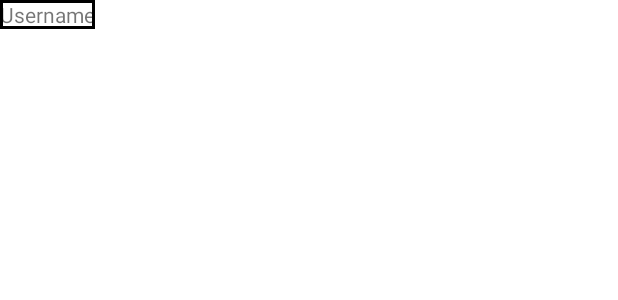
After one commit to ruipinto2001/Project-PDM, an Android app: the layout layout_message.xml on its own in the app's theme, with its tools: preview values and no code run, on a phone screen of 412 x 824 dp. The commit adds this screen. Shown: the top 300 px of the screen. Run offline under Robolectric (Android 15) with nearby library versions, the phone set to English and light mode, and no system bars.

Commit message:
Send messages to DB done, message layout XML started

```diff
--- a/Sermo/app/src/main/java/pt/ipca/sermo/models/Message.kt
+++ b/Sermo/app/src/main/java/pt/ipca/sermo/models/Message.kt
@@ -1,8 +1,7 @@
 package pt.ipca.sermo.models
 
-class Message(chatId: String, content: String, timestamp: String)
+class Message(content: String, timestamp: String)
 {
-    public val ChatId = chatId
     public val Content = content
     public val Timestamp = timestamp
 }
--- /dev/null
+++ b/Sermo/app/src/main/res/layout/layout_message.xml
@@ -0,0 +1,16 @@
+<?xml version="1.0" encoding="utf-8"?>
+<androidx.constraintlayout.widget.ConstraintLayout xmlns:android="http://schemas.android.com/apk/res/android"
+    android:layout_width="wrap_content"
+    android:layout_height="wrap_content"
+    android:background="@drawable/input_box"
+    xmlns:app="http://schemas.android.com/apk/res-auto">
+
+    <TextView
+        android:layout_width="wrap_content"
+        android:layout_height="wrap_content"
+        app:layout_constraintTop_toTopOf="parent"
+        app:layout_constraintLeft_toLeftOf="parent"
+        android:text="Username">
+    </TextView>
+
+</androidx.constraintlayout.widget.ConstraintLayout>
```
Also changed, not shown: Sermo/app/src/main/java/pt/ipca/sermo/ChatActivity.kt (+26 -3 lines).
